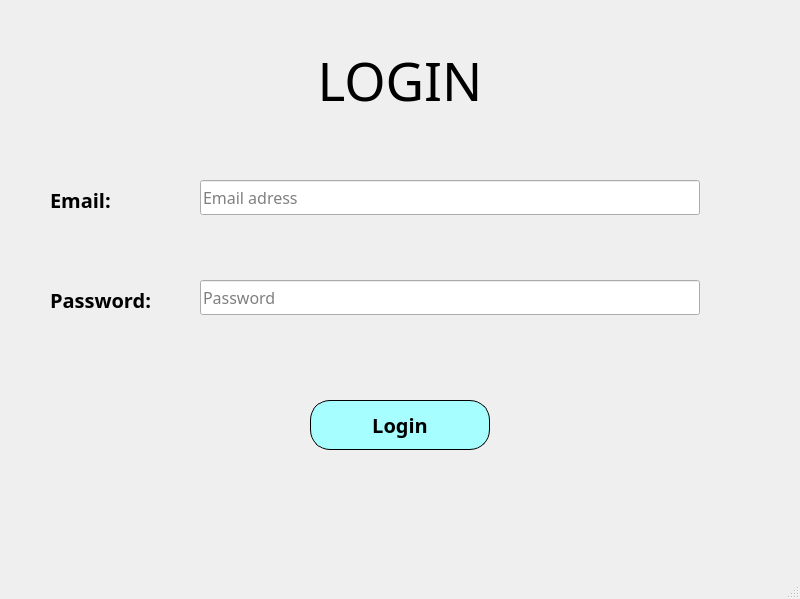
Old version of the form Lesson6/login.ui in the repository trungsliver/MK-C4K-PTA22.
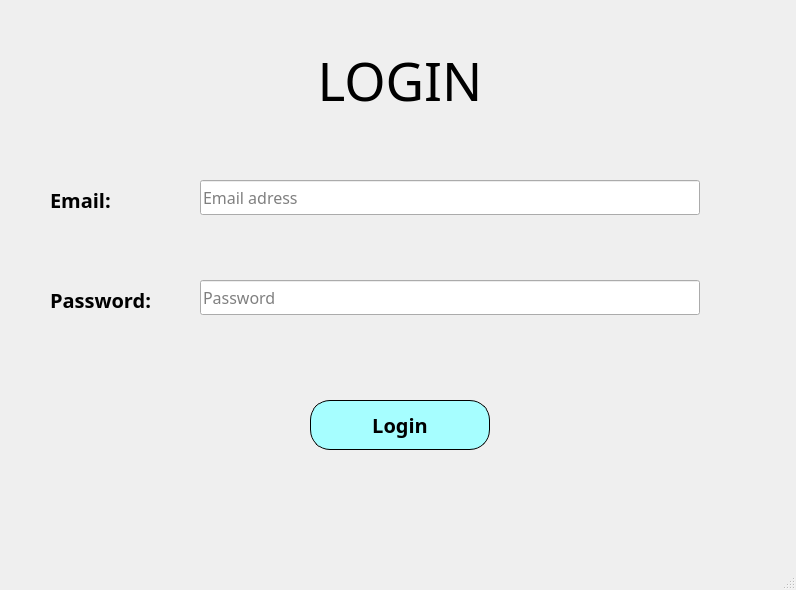
New version of the form.

```diff
--- a/Lesson6/login.ui
+++ b/Lesson6/login.ui
@@ -6,8 +6,8 @@
    <rect>
     <x>0</x>
     <y>0</y>
-    <width>800</width>
-    <height>599</height>
+    <width>796</width>
+    <height>590</height>
    </rect>
   </property>
   <property name="windowTitle">
```
Left out of the diff: 4 changed lines with no effect on the pictures.
